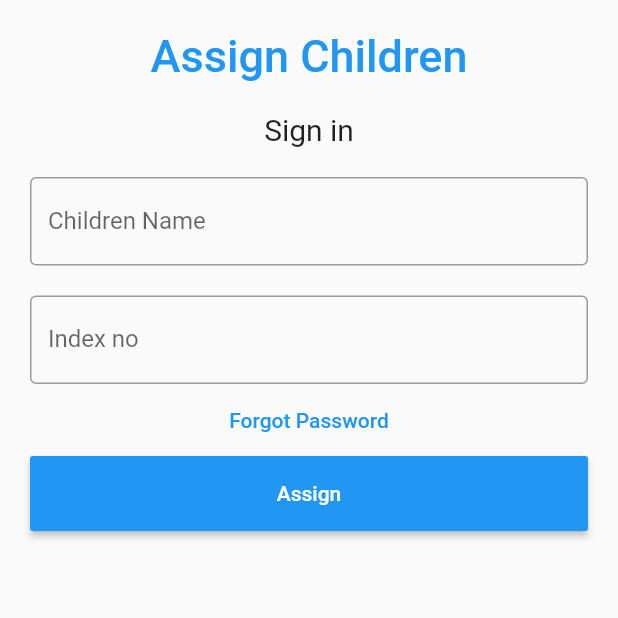
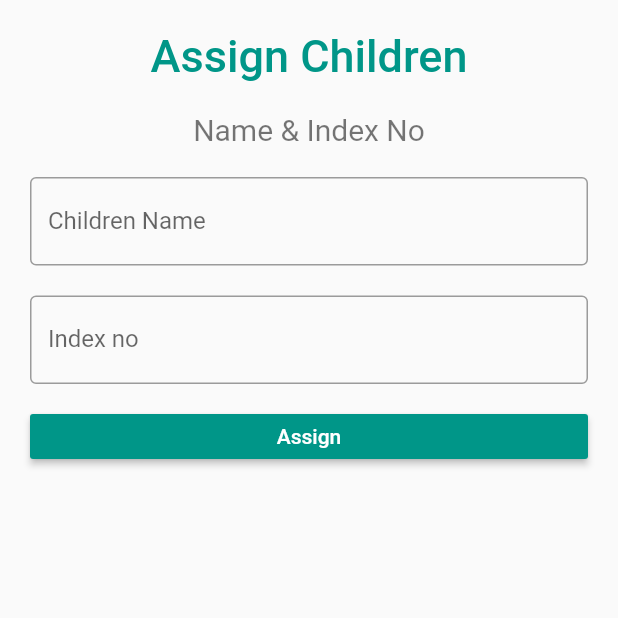
Before and after one commit to Subahari/preschool, a Flutter app: the AssignchildrensID screen opened directly, on a phone screen of 412 x 824 dp, the top half of it. Run offline on Flutter 3.47's test engine with Material 2 defaults, Android fonts, the phone set to English and light mode, and no system bars.

Commit message:
font color changed

```diff
--- a/preschool_learning_app/lib/teacher_panel.dart
+++ b/preschool_learning_app/lib/teacher_panel.dart
@@ -279,7 +279,7 @@ class _AssignchildrensIDState extends State<AssignchildrensID> {
                     child: Text(
                       'Assign Children',
                       style: TextStyle(
-                          color: Colors.blue,
+                          color: Colors.teal,
                           fontWeight: FontWeight.w500,
                           fontSize: 30),
                     )),
@@ -287,8 +287,8 @@ class _AssignchildrensIDState extends State<AssignchildrensID> {
                     alignment: Alignment.center,
                     padding: EdgeInsets.all(10),
                     child: Text(
-                      'Sign in',
-                      style: TextStyle(fontSize: 20),
+                      'Name & Index No',
+                      style: TextStyle(fontSize: 20, color: Colors.black54),
                     )),
                 Container(
                   padding: EdgeInsets.all(10),
@@ -311,19 +311,19 @@ class _AssignchildrensIDState extends State<AssignchildrensID> {
                     ),
                   ),
                 ),
-                FlatButton(
-                  onPressed: () {
-                    //forgot password screen
-                  },
-                  textColor: Colors.blue,
-                  child: Text('Forgot Password'),
-                ),
+                // FlatButton(
+                //   onPressed: () {
+                //     //forgot password screen
+                //   },
+                //   textColor: Colors.blue,
+                //   child: Text('Forgot Password'),
+                // ),
                 Container(
                     height: 50,
-                    padding: EdgeInsets.fromLTRB(10, 0, 10, 0),
+                    padding: EdgeInsets.fromLTRB(10, 20, 10, 0),
                     child: RaisedButton(
                       textColor: Colors.white,
-                      color: Colors.blue,
+                      color: Colors.teal,
                       child: Text('Assign'),
                       onPressed: () {
                         print(nameController.text);
```
